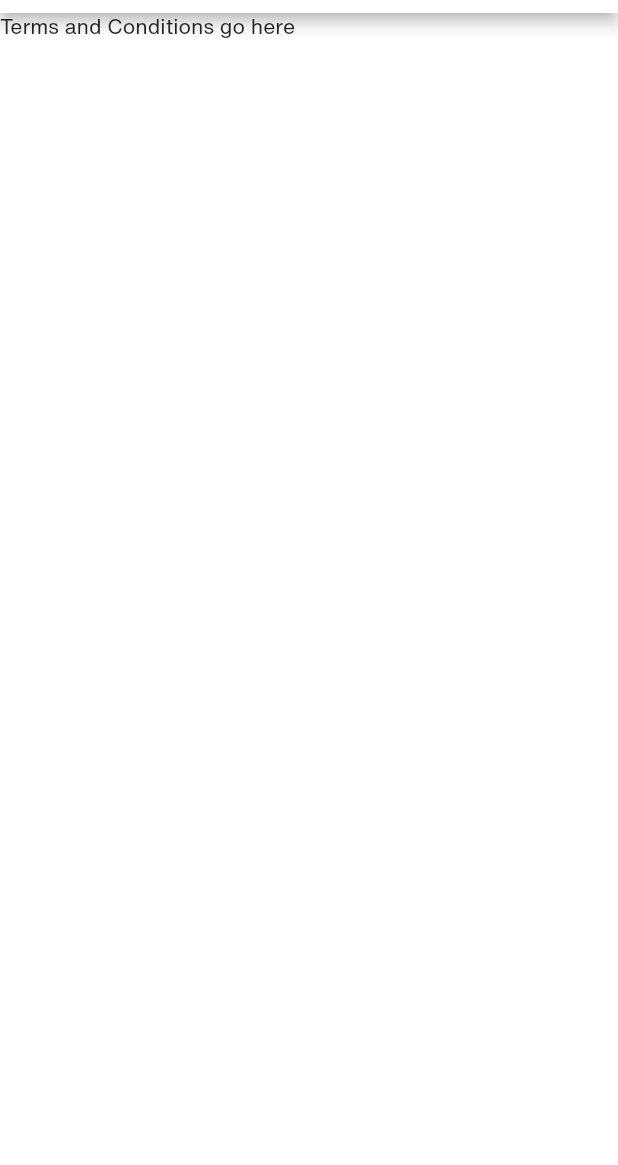
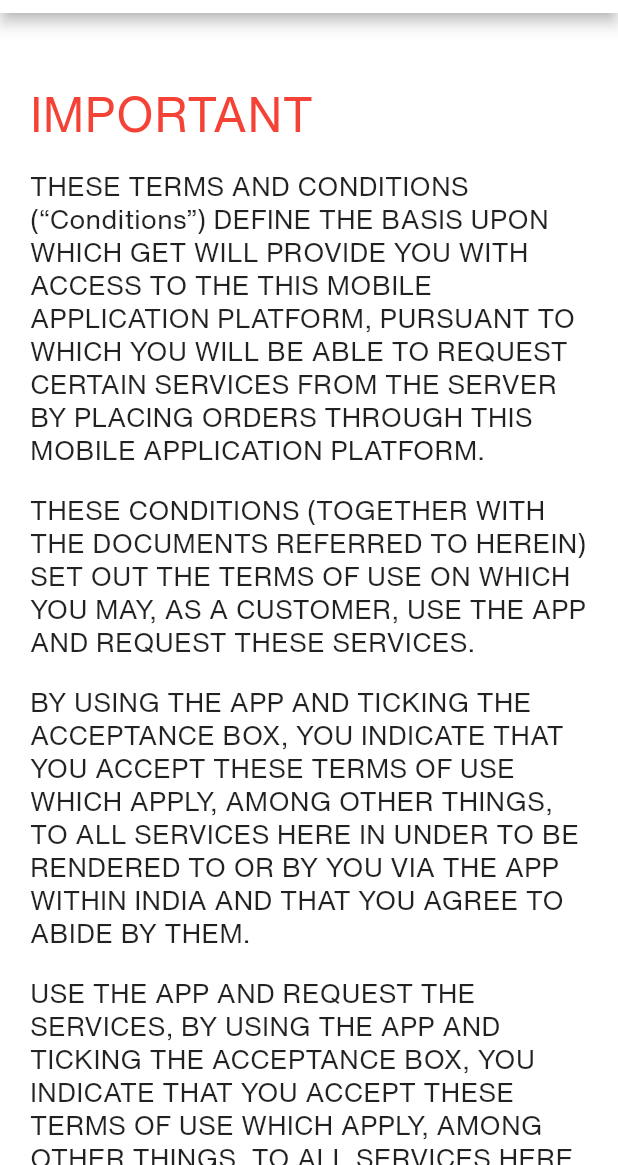
Before and after one commit to Stella-code/bsa, a Flutter app: the Terms screen opened directly, on a phone screen of 412 x 824 dp, the part 71-1236 px from its top. Run offline on Flutter 3.47's test engine with Material 2 defaults, Android fonts, the light colour scheme and no system bars; our stand-ins replace animated_splash_screen, animated_text_kit, dio, firebase_auth, firebase_core, firebase_storage and 8 more; missing offline and left inert: flutter_polyline_points, slimy_card; accounts and stored records are empty.

Commit message:
added safe spot iinterface and updated tand c

```diff
--- a/lib/search.dart
+++ b/lib/search.dart
@@ -219,6 +219,7 @@ class PredictionTile extends StatelessWidget {
         getPlaceAddressDetails(placePredictions.place_id, context);
       },
       child: Container(
+        child: Expanded(
           child: Column(
             children: [
               SizedBox(width: 10.0),
@@ -260,6 +261,7 @@ class PredictionTile extends StatelessWidget {
             ],
           ),
         ),
+      ),
     );
   }
 
--- a/lib/terms.dart
+++ b/lib/terms.dart
@@ -27,8 +27,64 @@ class Terms extends StatelessWidget {
           ),
         ),
       ),
-      body: Text("Terms and Conditions go here",
-          style: TextStyle(fontFamily: "HelveticaNow")),
+      body: SingleChildScrollView(
+        child: Padding(
+          padding: const EdgeInsets.all(20.0),
+          child: Column(
+            crossAxisAlignment: CrossAxisAlignment.stretch,
+            children: [
+              SizedBox(height: 28.0, width: 05.0),
+              Text(
+                "IMPORTANT",
+                style: TextStyle(
+                  fontFamily: "HelveticaNow",
+                  color: Colors.red,
+                  fontSize: 32,
+                ),
+              ),
+              SizedBox(height: 18.0),
+
+              //body terms
+              Text(
+                "THESE TERMS AND CONDITIONS (“Conditions”) DEFINE THE BASIS UPON WHICH GET WILL PROVIDE YOU WITH ACCESS TO THE THIS MOBILE APPLICATION PLATFORM, PURSUANT TO WHICH YOU WILL BE ABLE TO REQUEST CERTAIN SERVICES FROM THE SERVER BY PLACING ORDERS THROUGH THIS MOBILE APPLICATION PLATFORM. ",
+                style: TextStyle(
+                  fontFamily: "HelveticaNow",
+                  color: Colors.black87,
+                  fontSize: 18,
+                ),
+              ),
+              SizedBox(height: 18.0),
+              Text(
+                "THESE CONDITIONS (TOGETHER WITH THE DOCUMENTS REFERRED TO HEREIN) SET OUT THE TERMS OF USE ON WHICH YOU MAY, AS A CUSTOMER, USE THE APP AND REQUEST THESE SERVICES. ",
+                style: TextStyle(
+                  fontFamily: "HelveticaNow",
+                  color: Colors.black87,
+                  fontSize: 18,
+                ),
+              ),
+              SizedBox(height: 18.0),
+              Text(
+                "BY USING THE APP AND TICKING THE ACCEPTANCE BOX, YOU INDICATE THAT YOU ACCEPT THESE TERMS OF USE WHICH APPLY, AMONG OTHER THINGS, TO ALL SERVICES HERE IN UNDER TO BE RENDERED TO OR BY YOU VIA THE APP WITHIN INDIA AND THAT YOU AGREE TO ABIDE BY THEM. ",
+                style: TextStyle(
+                  fontFamily: "HelveticaNow",
+                  color: Colors.black87,
+                  fontSize: 18,
+                ),
+              ),
+              SizedBox(height: 18.0),
+
+              Text(
+                "USE THE APP AND REQUEST THE SERVICES, BY USING THE APP AND TICKING THE ACCEPTANCE BOX, YOU INDICATE THAT YOU ACCEPT THESE TERMS OF USE WHICH APPLY, AMONG OTHER THINGS, TO ALL SERVICES HERE IN UNDER TO BE RENDERED TO OR BY YOU VIA THE APP WITHIN INDIA AND THAT YOU AGREE TO ABIDE BY THEM. ",
+                style: TextStyle(
+                  fontFamily: "HelveticaNow",
+                  color: Colors.black87,
+                  fontSize: 18,
+                ),
+              ),
+            ],
+          ),
+        ),
+      ),
     );
   }
 }
```
Also changed, not shown: lib/home.dart (+100 -98 lines), assets/icons/nospots.svg (added). Lines whose indentation alone changed are shown as unchanged.
